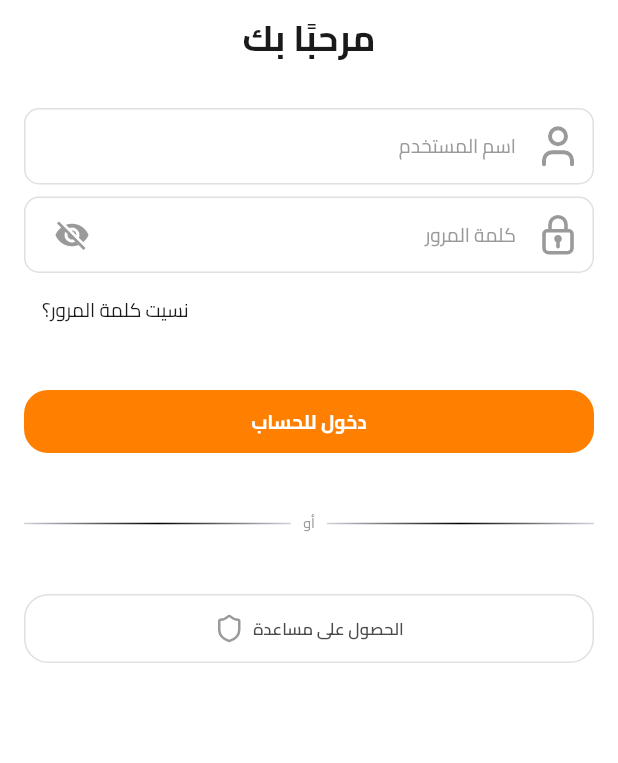
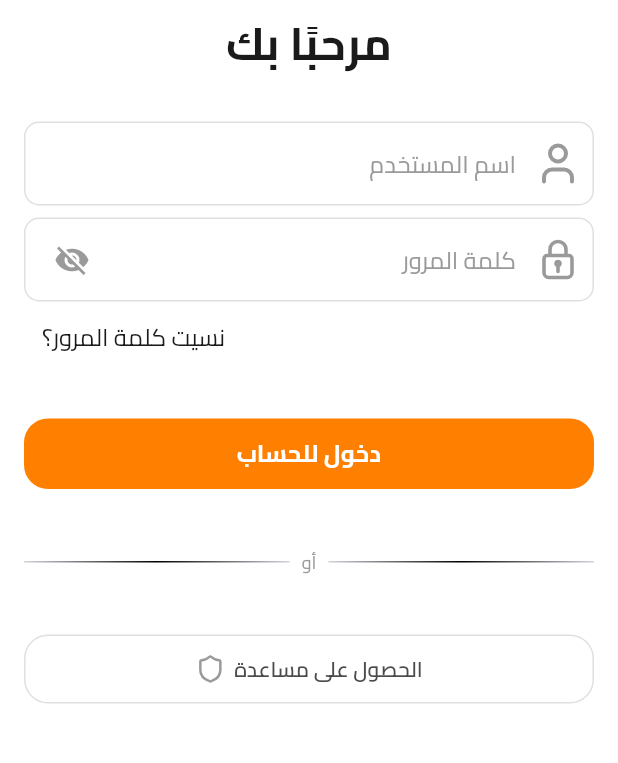
Before and after one commit to AhmedNasser24/Bastogah_app, a Flutter app: the MerchantLoginView screen opened by its route, on a phone screen of 412 x 824 dp, the part 153-916 px from its top. Run offline on Flutter 3.47's test engine with Material 3 defaults, Android fonts, the phone set to English and light mode, and no system bars; our stand-ins replace easy_localization, flutter_svg, gap, go_router.

Commit message:
make merchant order item

```diff
--- a/lib/core/responsive_helper/responsive_size.dart
+++ b/lib/core/responsive_helper/responsive_size.dart
@@ -5,8 +5,8 @@ import 'size_config.dart';
 
 double responsiveSize(BuildContext context, double size) {
   double scaleFactor = getScaleFactor(context);
-  double lowerLimit = context.isMobile ? size * 0.8 : size * 1.2;
-  double upperLimit = context.isMobile ? size * 0.8 : size * 1.2;
+  double lowerLimit = context.isMobile ? size * 1 : size * 1.2;
+  double upperLimit = context.isMobile ? size * 1 : size * 1.2;
   size = size * scaleFactor;
 
   return size.clamp(lowerLimit, upperLimit);
--- a/lib/core/routing/app_route.dart
+++ b/lib/core/routing/app_route.dart
@@ -16,7 +16,7 @@ final GlobalKey<NavigatorState> _shellNavigatorKey = GlobalKey<NavigatorState>(
 class AppRoute {
   static GoRouter router = GoRouter(
     navigatorKey: _rootNavigatorKey,
-    initialLocation: RouteName.merchantLayout,
+    initialLocation: RouteName.merchantHome,
     routes: [
       GoRoute(
         path: RouteName.splash,
--- a/lib/core/routing/routes/merchant_routes.dart
+++ b/lib/core/routing/routes/merchant_routes.dart
@@ -1,3 +1,4 @@
+import 'package:bastogah_app/features/merchant_feature/home/presentation/views/merchant_home_view.dart';
 import 'package:flutter/material.dart';
 import 'package:go_router/go_router.dart';
 
@@ -25,19 +26,11 @@ List<RouteBase> merchantRoutes = [
     },
     routes: [
       GoRoute(
-        path: RouteName.merchantLayout,
-        pageBuilder: (context, state) => buildPageWithSlideTransition(
-          context: context,
-          state: state,
-          child: const SizedBox(),
-        ),
-      ),
-      GoRoute(
         path: RouteName.merchantHome,
         pageBuilder: (context, state) => buildPageWithSlideTransition(
           context: context,
           state: state,
-          child: const Center(child: Text('home')),
+          child: const MerchantHomeView(),
         ),
       ),
       GoRoute(
--- a/lib/core/theme/app_font_style.dart
+++ b/lib/core/theme/app_font_style.dart
@@ -7,6 +7,11 @@ class AppFontStyle {
   static TextStyle bold16White(BuildContext context) => TextStyle(
     color: AppColors.white,
     fontSize: responsiveSize(context, 16),
+    fontWeight: FontWeight.bold,
+  );
+  static TextStyle bold14White(BuildContext context) => TextStyle(
+    color: AppColors.white,
+    fontSize: responsiveSize(context, 14),
     fontWeight: FontWeight.bold,
   );
   static TextStyle bold16Black1A(BuildContext context) => TextStyle(
@@ -35,8 +40,23 @@ class AppFontStyle {
     fontSize: responsiveSize(context, 14),
     fontWeight: FontWeight.w600,
   );
+  static TextStyle medium14black1A(BuildContext context) => TextStyle(
+    color: AppColors.black1A,
+    fontSize: responsiveSize(context, 14),
+    fontWeight: FontWeight.w500,
+  );
   static TextStyle regular12grey(BuildContext context) => TextStyle(
     color: AppColors.grey,
+    fontSize: responsiveSize(context, 12),
+    fontWeight: FontWeight.normal,
+  );
+  static TextStyle regular12black4B(BuildContext context) => TextStyle(
+    color: AppColors.black4B,
+    fontSize: responsiveSize(context, 12),
+    fontWeight: FontWeight.normal,
+  );
+  static TextStyle regular12red(BuildContext context) => TextStyle(
+    color: AppColors.red,
     fontSize: responsiveSize(context, 12),
     fontWeight: FontWeight.normal,
   );
```
Also changed, not shown: assets/translations/ar.json (+9 -1 lines), lib/features/merchant_feature/home/presentation/views/merchant_home_view.dart (added, +14 -0 lines), lib/features/merchant_feature/home/presentation/widgets/accept_order_button.dart (added, +18 -0 lines), lib/features/merchant_feature/home/presentation/widgets/merchant_order_item.dart (added, +212 -0 lines), lib/features/merchant_feature/merchant_layout/presentation/views/merchant_layout.dart (+6 -1 lines).
